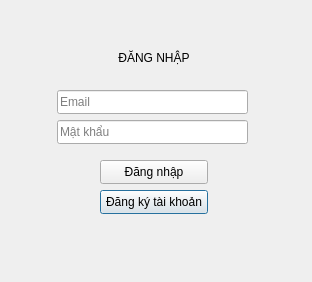
The window that login_window.ui (oppaii230205/travel-agency-management) describes before a commit, drawn with Qt 5.
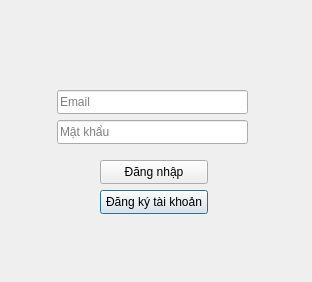
The same window after the commit.

Commit message: Added new login window interface

```diff
--- a/login_window.ui
+++ b/login_window.ui
@@ -39,22 +39,6 @@
     <string>Email</string>
    </property>
   </widget>
-  <widget class="QLabel" name="label">
-   <property name="geometry">
-    <rect>
-     <x>100</x>
-     <y>50</y>
-     <width>108</width>
-     <height>16</height>
-    </rect>
-   </property>
-   <property name="text">
-    <string>ĐĂNG NHẬP</string>
-   </property>
-   <property name="alignment">
-    <set>Qt::AlignmentFlag::AlignCenter</set>
-   </property>
-  </widget>
   <widget class="QPushButton" name="signupButton">
    <property name="geometry">
     <rect>
```
The commit also changes 3 other files.
